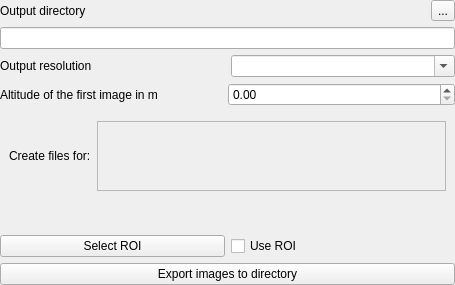
The window that iVS3D/src/iVS3D-core/view/exportwidget.ui (iVS3D/iVS3D) describes before a commit, drawn with Qt 5.
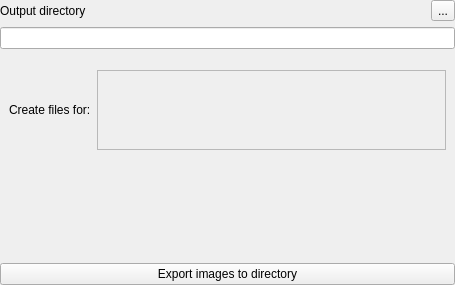
The same window after the commit.

Commit message: added readerparams container for working resolution and roi to the readers. Connected with input fields on ui. added crop dialog to input widget. added crop preview to videoplayer.

What changed in the file:
```diff
--- a/iVS3D/src/iVS3D-core/view/exportwidget.ui
+++ b/iVS3D/src/iVS3D-core/view/exportwidget.ui
@@ -69,24 +69,6 @@
      </property>
     </widget>
    </item>
-   <item>
-    <layout class="QHBoxLayout" name="horizontalLayout_5">
-     <item>
-      <widget class="QLabel" name="label_2">
-       <property name="text">
-        <string>Output resolution</string>
-       </property>
-      </widget>
-     </item>
-     <item>
-      <widget class="QComboBox" name="comboBox">
-       <property name="editable">
-        <bool>true</bool>
-       </property>
-      </widget>
-     </item>
-    </layout>
-   </item>
    <item>
     <widget class="QWidget" name="altitudeWidget" native="true">
      <layout class="QVBoxLayout" name="verticalLayout_2">
@@ -105,24 +87,6 @@
       <property name="bottomMargin">
        <number>0</number>
       </property>
-      <item>
-       <layout class="QHBoxLayout" name="altitudeLayout">
-        <item>
-         <widget class="QLabel" name="label_4">
-          <property name="text">
-           <string>Altitude of the first image in m</string>
-          </property>
-         </widget>
-        </item>
-        <item>
-         <widget class="QDoubleSpinBox" name="spinBox_Altitude">
-          <property name="maximum">
-           <double>999999.989999999990687</double>
-          </property>
-         </widget>
-        </item>
-       </layout>
-      </item>
      </layout>
     </widget>
    </item>
@@ -146,8 +110,8 @@
           <rect>
            <x>0</x>
            <y>0</y>
-           <width>323</width>
-           <height>55</height>
+           <width>350</width>
+           <height>70</height>
           </rect>
          </property>
          <layout class="QHBoxLayout" name="horizontalLayout_6">
@@ -186,36 +150,6 @@
      </property>
     </spacer>
    </item>
-   <item>
-    <layout class="QHBoxLayout" name="horizontalLayout_7"/>
-   </item>
-   <item>
-    <layout class="QHBoxLayout" name="horizontalLayout_3">
-     <item>
-      <widget class="QPushButton" name="pushButton_cropExport">
-       <property name="sizePolicy">
-        <sizepolicy hsizetype="Minimum" vsizetype="Fixed">
-         <horstretch>0</horstretch>
-         <verstretch>0</verstretch>
-        </sizepolicy>
-       </property>
-       <property name="toolTip">
-        <string>Define ROI for export</string>
-       </property>
-       <property name="text">
-        <string>Select ROI</string>
-       </property>
-      </widget>
-     </item>
-     <item>
-      <widget class="QCheckBox" name="checkBox">
-       <property name="text">
-        <string>Use ROI</string>
-       </property>
-      </widget>
-     </item>
-    </layout>
-   </item>
    <item>
     <layout class="QHBoxLayout" name="horizontalLayout">
      <item>
```
The commit also changes 35 other files.
